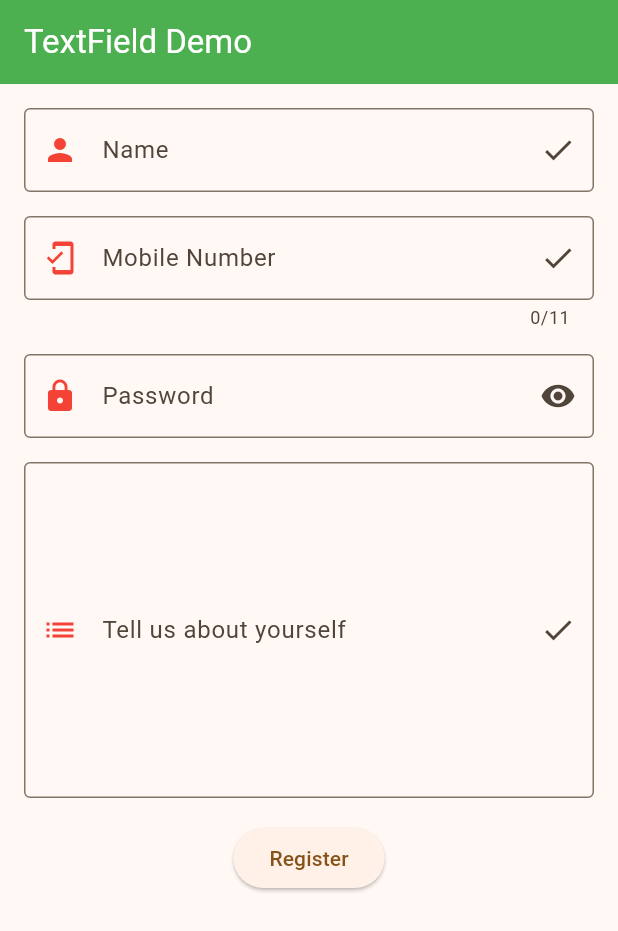
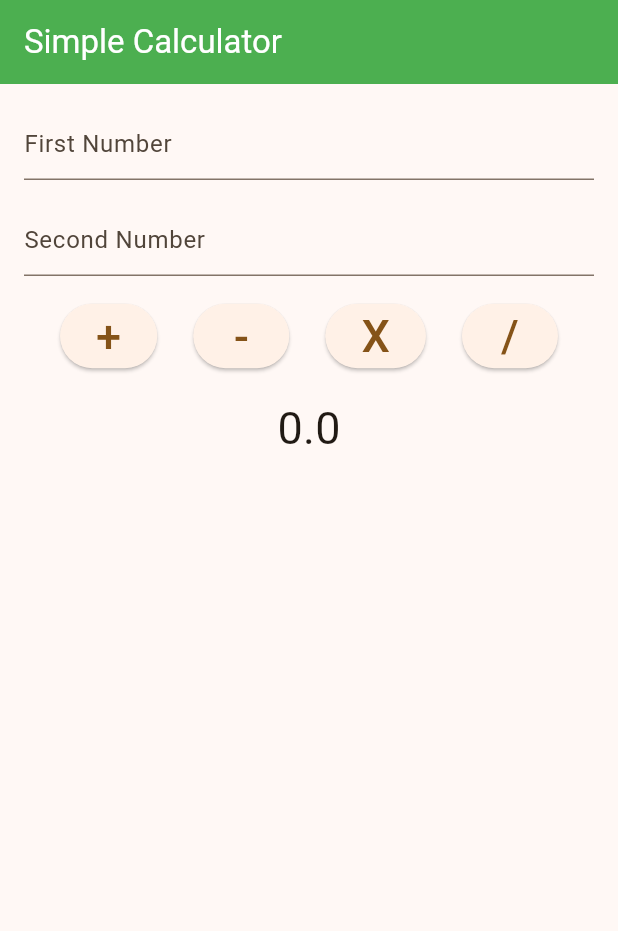
Before and after one commit to abidroid/akti_batch4_flutter, a Flutter app: the screen it shows after launch, on a phone screen of 412 x 824 dp. Shown: the top 931 px of the screen. Run offline on Flutter 3.47's test engine with Material 3 defaults, Android fonts, the phone set to English and light mode, and no system bars; our stand-ins replace fluttertoast.

Commit message:
simple calc

```diff
--- a/lib/main.dart
+++ b/lib/main.dart
@@ -6,6 +6,7 @@ import 'package:akti_batch4_flutter/screens/images_demo_screen.dart';
 import 'package:akti_batch4_flutter/screens/listview_demo1_screen.dart';
 import 'package:akti_batch4_flutter/screens/listview_demo2_screen.dart';
 import 'package:akti_batch4_flutter/screens/second_screen.dart';
+import 'package:akti_batch4_flutter/screens/simple_calc_screen.dart';
 import 'package:akti_batch4_flutter/screens/stack_demo_screen.dart';
 import 'package:akti_batch4_flutter/screens/stateful_demo_screen.dart';
 import 'package:akti_batch4_flutter/screens/tf_demo_screen.dart';
@@ -29,7 +30,7 @@ class MyApp extends StatelessWidget {
         colorScheme: ColorScheme.fromSeed(seedColor: Colors.orange),
         useMaterial3: true,
       ),
-      home:  TfDemoScreen(), // launcher screen
+      home:  SimpleCalcScreen(), // launcher screen
     );
   }
 }
--- /dev/null
+++ b/lib/screens/simple_calc_screen.dart
@@ -0,0 +1,78 @@
+
+import 'package:flutter/material.dart';
+
+class SimpleCalcScreen extends StatefulWidget {
+  const SimpleCalcScreen({super.key});
+
+  @override
+  State<SimpleCalcScreen> createState() => _SimpleCalcScreenState();
+}
+
+class _SimpleCalcScreenState extends State<SimpleCalcScreen> {
+
+  var numOneC = TextEditingController();
+  var numTwoC = TextEditingController();
+
+  double result = 0.0;
+  @override
+  Widget build(BuildContext context) {
+    return Scaffold(
+      appBar: AppBar(
+        backgroundColor: Colors.green,
+        foregroundColor: Colors.white,
+        title: const Text("Simple Calculator"),
+      ),
+      body: Padding(
+        padding: const EdgeInsets.all(16.0),
+        child: Column(
+          spacing: 16,
+          children: [
+            TextField(
+              keyboardType: TextInputType.number,
+              controller: numOneC,
+              decoration: InputDecoration(
+                hintText: "First Number"
+              ),
+            ),
+
+            TextField(
+              keyboardType: TextInputType.number,
+              controller: numTwoC,
+              decoration: InputDecoration(
+                  hintText: "Second Number"
+              ),
+            ),
+
+            Row(
+              mainAxisAlignment: MainAxisAlignment.spaceEvenly,
+              children: [
+                ElevatedButton(onPressed: (){
+
+                  String num1 = numOneC.text;
+                  double n1 = double.parse(num1);
+
+                  String num2 = numTwoC.text;
+                  double n2 = double.parse(num2);
+
+                  result = n1 + n2;
+
+                  setState(() {
+
+                  });
+
+                }, child: const Text("+", style: TextStyle(fontSize: 30),)),
+                ElevatedButton(onPressed: (){}, child: const Text("-", style: TextStyle(fontSize: 30),)),
+                ElevatedButton(onPressed: (){}, child: const Text("X", style: TextStyle(fontSize: 30),)),
+                ElevatedButton(onPressed: (){}, child: const Text("/", style: TextStyle(fontSize: 30),)),
+
+              ],
+            ),
+
+            Text(result.toString(), style: TextStyle(fontSize: 30),)
+
+          ],
+        ),
+      )
+    );
+  }
+}
```
